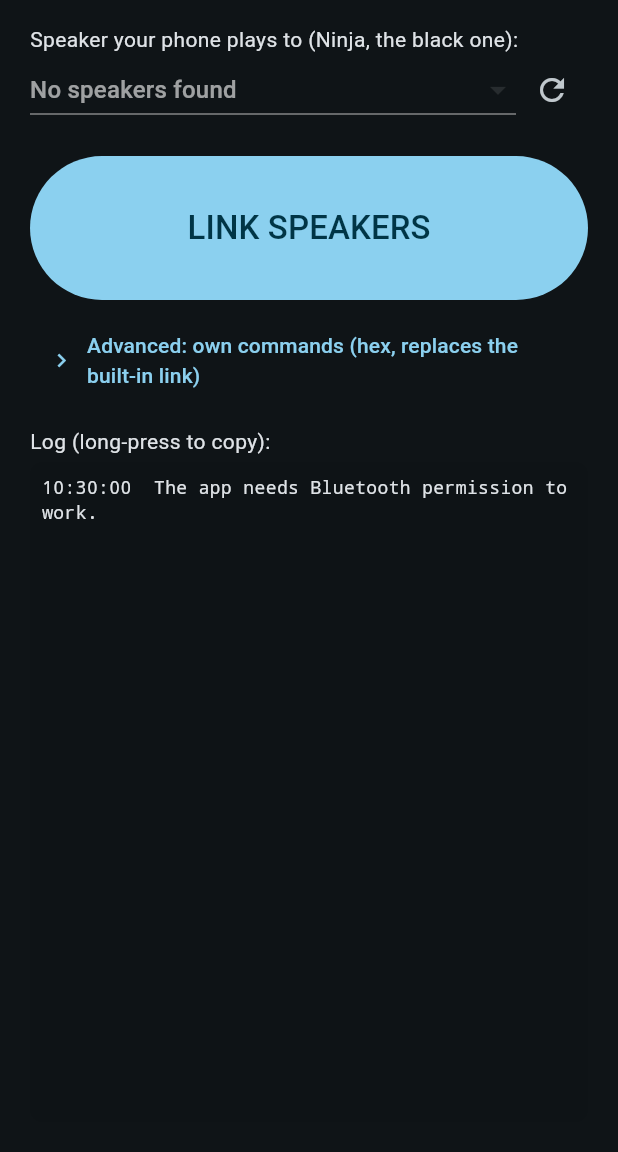
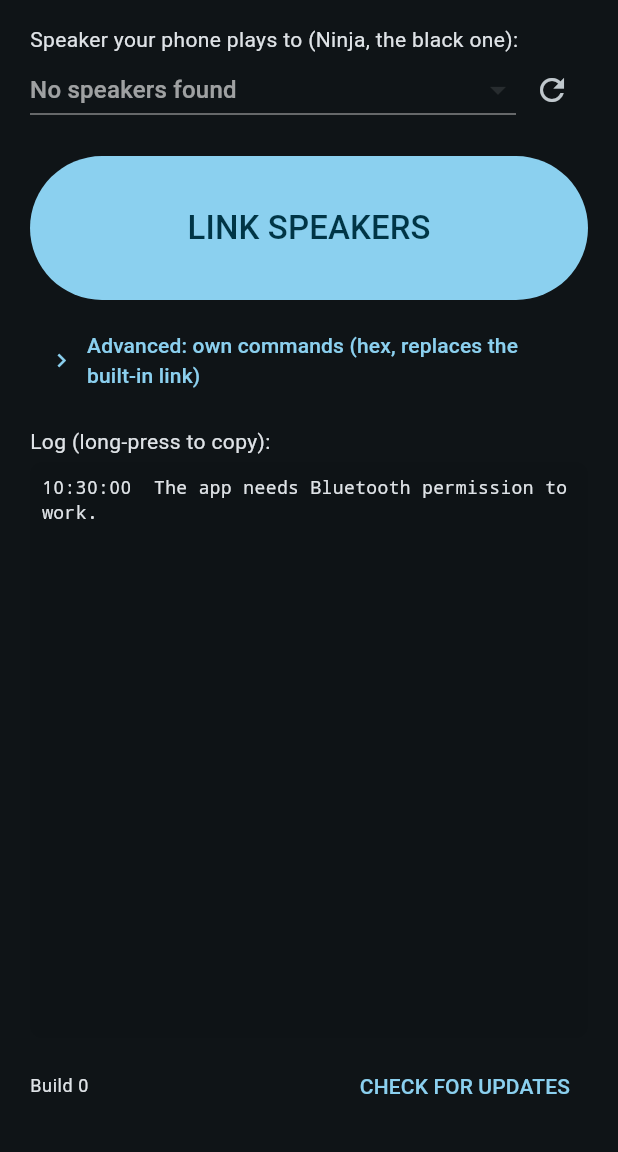
Before and after one commit to Oresonlig/BossmanConnect, a Flutter app: the screen it shows after launch, on a phone screen of 412 x 824 dp, the part 84-1236 px from its top. Run offline on Flutter 3.47's test engine with Material 3 defaults, Android fonts, the phone set to English and light mode, and no system bars; missing offline and left inert: ota_update.

Commit message:
Update check only on demand, like MK2
No automatic version check at start or resume anymore. A small row at the
bottom shows the build and a CHECK FOR UPDATES button; when a newer build
exists it shows "Build N ready" with UPDATE.

```diff
--- a/lib/main.dart
+++ b/lib/main.dart
@@ -51,14 +51,15 @@ class _HomePageState extends State<HomePage> {
   bool _busy = false;
   bool _showAdvanced = false;
 
-  // Självuppdatering (lib/updater.dart).
+  // Självuppdatering (lib/updater.dart). Kollar BARA när man trycker CHECK FOR UPDATES,
+  // som MK2:s SYNC NOW (Niklas 2026-11-26) — inga automatiska nätanrop.
   final _updater = Updater();
-  late final AppLifecycleListener _lifecycle;
   UpdateInfo? _update;
   String? _updateStatus;
   bool _updateCheckFailed = false;
   bool _checkingUpdate = false;
   bool _installing = false;
+  DateTime? _updateCheckedAt;
 
   @override
   void initState() {
@@ -66,15 +67,11 @@ class _HomePageState extends State<HomePage> {
     _bose.setMethodCallHandler((call) async {
       if (call.method == 'log') _addLog(call.arguments as String);
     });
-    // Kolla vid start och varje gång appen kommer tillbaka i förgrunden — aldrig i bakgrunden.
-    _lifecycle = AppLifecycleListener(onResume: _checkUpdate);
     _init();
-    _checkUpdate();
   }
 
   @override
   void dispose() {
-    _lifecycle.dispose();
     _commands.dispose();
     _logScroll.dispose();
     super.dispose();
@@ -82,19 +79,20 @@ class _HomePageState extends State<HomePage> {
 
   Future<void> _checkUpdate() async {
     if (_checkingUpdate || _installing) return;
-    _checkingUpdate = true;
+    setState(() => _checkingUpdate = true);
     try {
       final info = await _updater.check();
       if (!mounted) return;
       setState(() {
         _update = info;
         _updateCheckFailed = false;
+        _updateCheckedAt = DateTime.now();
       });
     } on UpdateCheckFailed {
       // "Kunde inte kolla" visas som just det — aldrig som "du har senaste".
       if (mounted) setState(() => _updateCheckFailed = true);
     } finally {
-      _checkingUpdate = false;
+      if (mounted) setState(() => _checkingUpdate = false);
     }
   }
 
@@ -114,39 +112,47 @@ class _HomePageState extends State<HomePage> {
     }
   }
 
-  Widget _updateBanner() {
+  /// Liten rad längst ner, som MK2: status + CHECK FOR UPDATES, eller UPDATE när ett nyare bygge finns.
+  Widget _updateRow() {
+    final small = Theme.of(context).textTheme.bodySmall;
     final info = _update;
-    if (info == null) {
-      if (!_updateCheckFailed) return const SizedBox.shrink();
-      return Padding(
-        padding: const EdgeInsets.only(bottom: 8),
-        child: Text("Couldn't check for updates (no connection?).",
-            style: Theme.of(context).textTheme.bodySmall),
-      );
+    String two(int n) => n.toString().padLeft(2, '0');
+    final String line;
+    if (info != null) {
+      line = 'Build ${info.build} ready';
+    } else if (_checkingUpdate) {
+      line = 'Checking for updates…';
+    } else if (_updateCheckFailed) {
+      line = 'Could not check for updates';
+    } else if (_updateCheckedAt case final t?) {
+      line = 'Up to date · build $currentBuild · checked ${two(t.hour)}:${two(t.minute)}';
+    } else {
+      line = 'Build $currentBuild';
     }
-    return Card(
-      margin: const EdgeInsets.only(bottom: 12),
-      child: Padding(
-        padding: const EdgeInsets.all(12),
-        child: Column(
-          crossAxisAlignment: CrossAxisAlignment.stretch,
-          children: [
-            Row(
+    return Padding(
+      padding: const EdgeInsets.only(top: 8),
+      child: Row(
+        children: [
+          Expanded(
+            child: Column(
+              crossAxisAlignment: CrossAxisAlignment.start,
               children: [
-                Expanded(child: Text('New version available (build ${info.build}, you have $currentBuild).')),
-                const SizedBox(width: 8),
-                FilledButton(
-                  onPressed: _installing ? null : _installUpdate,
-                  child: const Text('UPDATE'),
-                ),
+                Text(line, style: small),
+                if (info != null && _updateStatus != null) Text(_updateStatus!, style: small),
               ],
             ),
-            if (_updateStatus != null) ...[
-              const SizedBox(height: 8),
-              Text(_updateStatus!, style: Theme.of(context).textTheme.bodySmall),
-            ],
-          ],
-        ),
+          ),
+          if (info != null)
+            FilledButton(
+              onPressed: _installing ? null : _installUpdate,
+              child: const Text('UPDATE'),
+            )
+          else
+            TextButton(
+              onPressed: _checkingUpdate ? null : _checkUpdate,
+              child: const Text('CHECK FOR UPDATES'),
+            ),
+        ],
       ),
     );
   }
@@ -248,7 +254,6 @@ class _HomePageState extends State<HomePage> {
               Text('BossmanConnect',
                   style: Theme.of(context).textTheme.headlineMedium?.copyWith(fontWeight: FontWeight.bold)),
               const SizedBox(height: 16),
-              _updateBanner(),
               const Text('Speaker your phone plays to (Ninja, the black one):'),
               Row(
                 children: [
@@ -321,6 +326,7 @@ class _HomePageState extends State<HomePage> {
                   ),
                 ),
               ),
+              _updateRow(),
             ],
           ),
         ),
```
